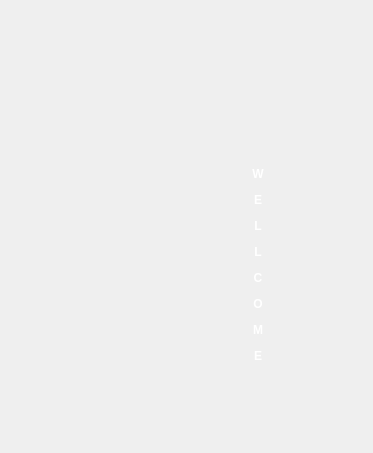
NinhLuong/Emergency-Management-System, file khoidong/ui_splash_screen.ui: the form before one commit.
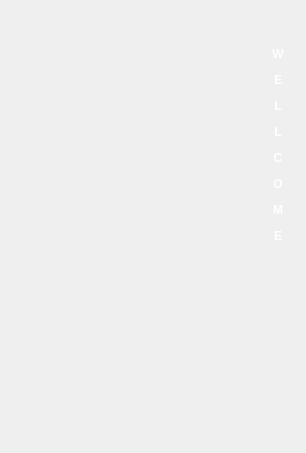
The form after the commit. Icons and pictures are not drawn.

Diff of the .ui file:
```diff
--- a/khoidong/ui_splash_screen.ui
+++ b/khoidong/ui_splash_screen.ui
@@ -6,7 +6,7 @@
    <rect>
     <x>0</x>
     <y>0</y>
-    <width>373</width>
+    <width>306</width>
     <height>453</height>
    </rect>
   </property>
@@ -65,8 +65,8 @@
      <widget class="QLabel" name="label">
       <property name="geometry">
        <rect>
-        <x>10</x>
-        <y>120</y>
+        <x>30</x>
+        <y>0</y>
         <width>16</width>
         <height>271</height>
        </rect>
```
